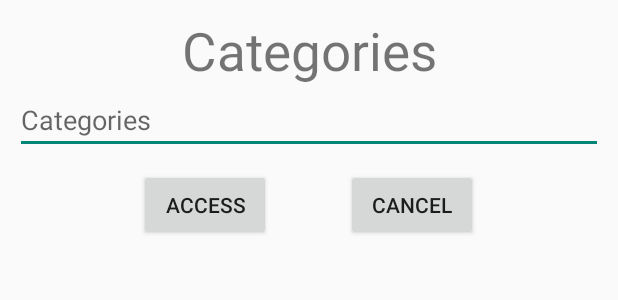
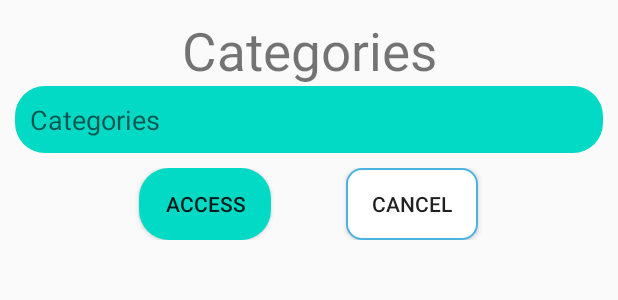
Before and after one commit to PhamTrGiang/Quan_ly_thue_xe, an Android app: the layout dig_categories.xml on its own in the app's theme, with its tools: preview values and no code run, on a phone screen of 412 x 824 dp. Shown: the top 300 px of the screen. Run offline under Robolectric (Android 15) with nearby library versions, the phone set to English and light mode, and no system bars.

Commit message:
tuan:backgroup

```diff
--- a/app/src/main/res/layout/dig_categories.xml
+++ b/app/src/main/res/layout/dig_categories.xml
@@ -3,7 +3,9 @@
     android:layout_width="match_parent"
     android:layout_height="match_parent"
     android:orientation="vertical"
-    android:padding="10dp">
+    android:padding="10dp"
+
+    >
     <TextView
         android:text="Categories"
         android:textSize="35dp"
@@ -15,6 +17,8 @@
         android:layout_width="match_parent"
         android:layout_height="wrap_content"
         android:hint="Categories"
+        android:padding="10dp"
+        android:background="@drawable/backgroup_quanlyxe"
         />
 
     <LinearLayout
@@ -28,11 +32,15 @@
             android:layout_width="wrap_content"
             android:layout_height="wrap_content"
             android:text="access"
-            android:layout_marginRight="50dp"/>
+            android:layout_marginRight="50dp"
+            android:background="@drawable/backgroup_quanlyxe"
+            />
+
         <Button
             android:id="@+id/btnCancel"
             android:layout_width="wrap_content"
             android:layout_height="wrap_content"
+            android:background="@drawable/backgroud_quanlyloaixe"
             android:text="cancel"/>
 
     </LinearLayout>
--- a/app/src/main/res/layout/dig_vehicles.xml
+++ b/app/src/main/res/layout/dig_vehicles.xml
@@ -59,7 +59,9 @@
             android:layout_width="wrap_content"
             android:layout_height="wrap_content"
             android:text="access"
-            android:layout_marginRight="50dp"/>
+            android:layout_marginRight="50dp"
+            android:background="@drawable/backgroud_quanlyloaixe"
+            />
         <Button
             android:id="@+id/btnCancel"
             android:layout_width="wrap_content"
```
